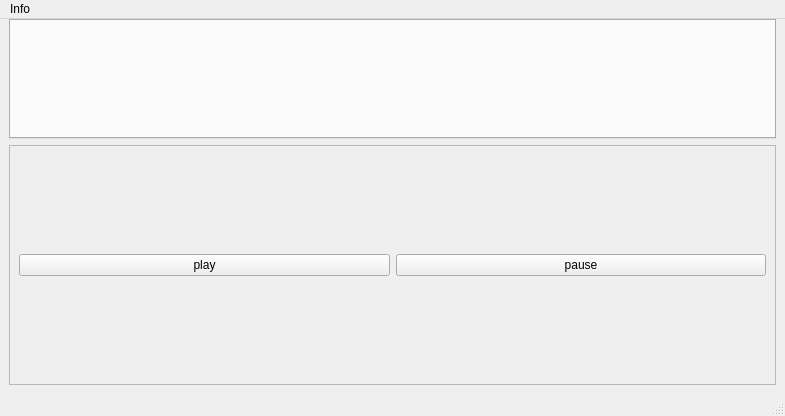
Before: the Qt Designer form ui/soundboard.ui in KROIA/Soundboard, drawn with Qt 5.
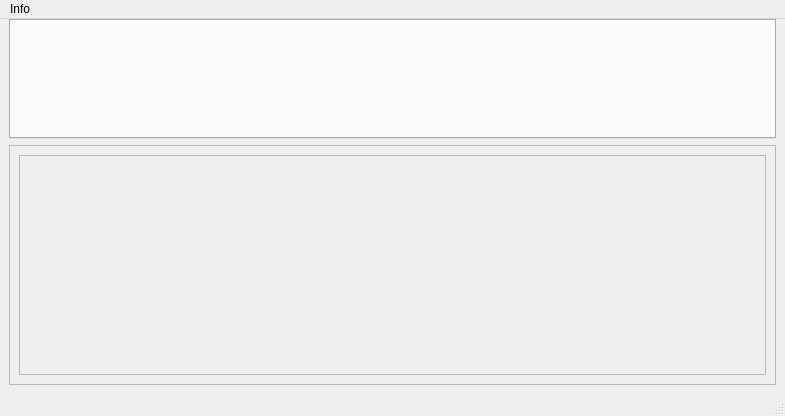
After: the same form once the commit is applied. Custom widgets are drawn as their Qt base class.

```diff
--- a/ui/soundboard.ui
+++ b/ui/soundboard.ui
@@ -47,17 +47,21 @@
       </property>
       <layout class="QHBoxLayout" name="horizontalLayout">
        <item>
-        <widget class="QPushButton" name="pushButton">
-         <property name="text">
-          <string>play</string>
+        <widget class="QScrollArea" name="scrollArea">
+         <property name="widgetResizable">
+          <bool>true</bool>
          </property>
-        </widget>
-       </item>
-       <item>
-        <widget class="QPushButton" name="pushButton_2">
-         <property name="text">
-          <string>pause</string>
-         </property>
+         <widget class="QWidget" name="scrollAreaWidgetContents">
+          <property name="geometry">
+           <rect>
+            <x>0</x>
+            <y>0</y>
+            <width>741</width>
+            <height>208</height>
+           </rect>
+          </property>
+          <layout class="QVBoxLayout" name="verticalLayout_2"/>
+         </widget>
         </widget>
        </item>
       </layout>
```
